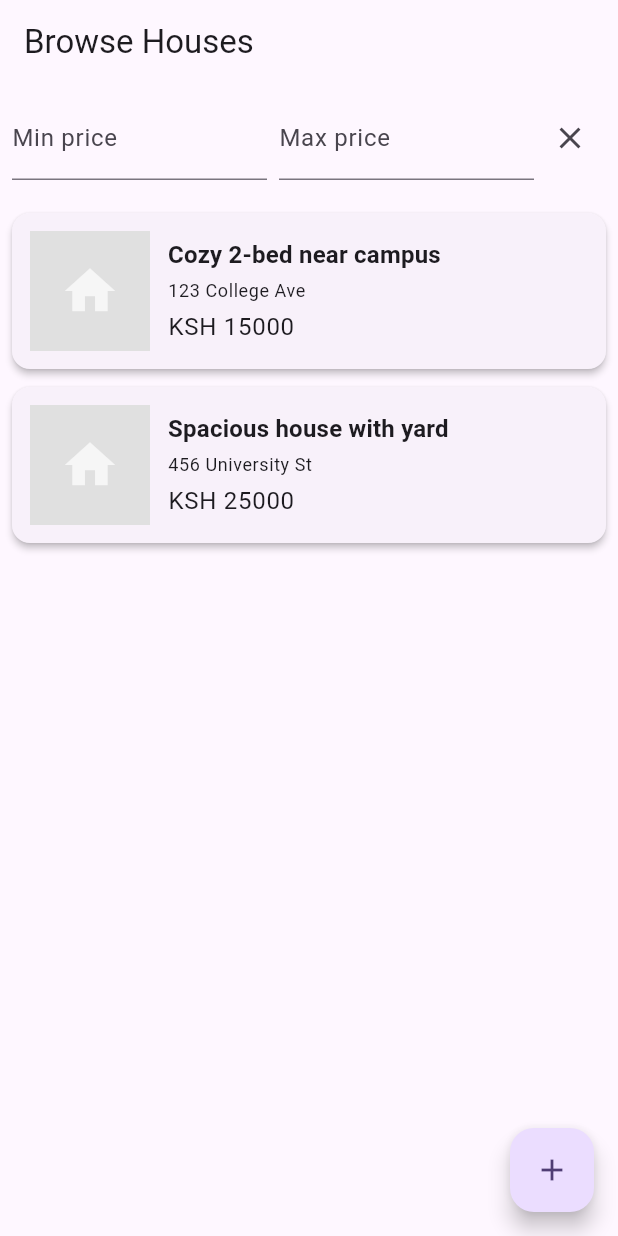
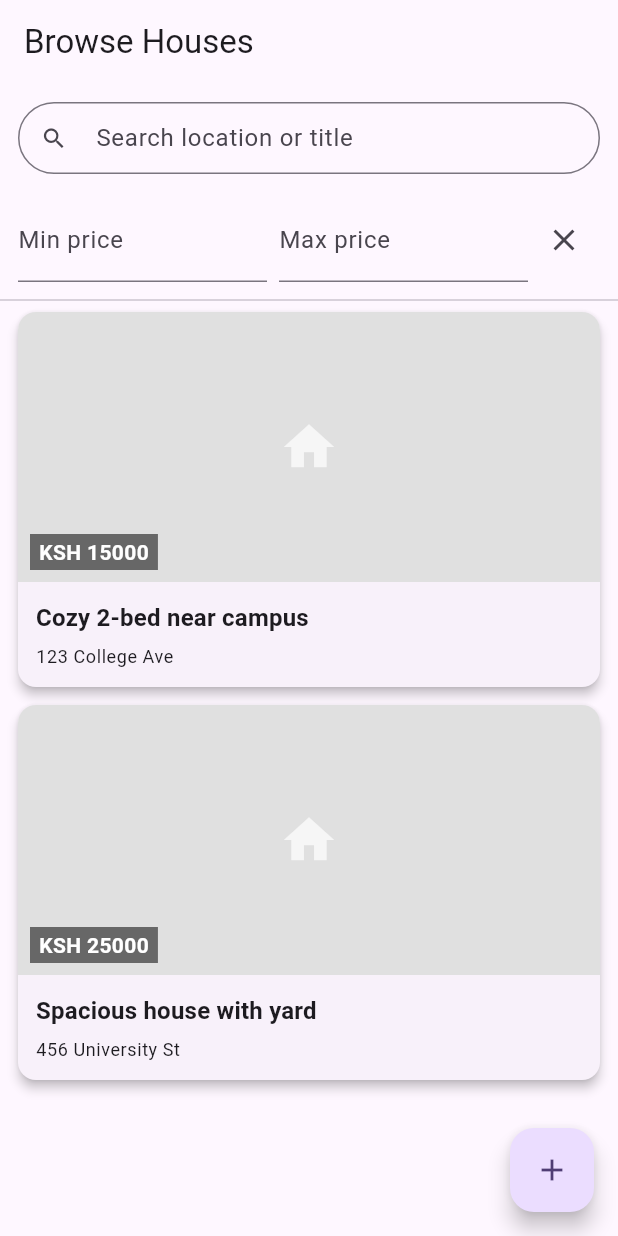
Before and after one commit to jim-maina/Campus_housing, a Flutter app: the ListingsFeedPage screen opened directly, on a phone screen of 412 x 824 dp. Run offline on Flutter 3.47's test engine with Material 3 defaults, Android fonts, the phone set to English and light mode, and no system bars.

Commit message:
modernized the listings page

```diff
--- a/lib/screens/listings_feed.dart
+++ b/lib/screens/listings_feed.dart
@@ -17,11 +17,25 @@ class ListingsFeedPage extends StatefulWidget {
 class _ListingsFeedPageState extends State<ListingsFeedPage> {
   double? _minPrice;
   double? _maxPrice;
+  String _searchQuery = '';
+  final TextEditingController _searchController = TextEditingController();
+
+  @override
+  void dispose() {
+    _searchController.dispose();
+    super.dispose();
+  }
 
   List<Listing> _applyFilter(List<Listing> list) {
     return list.where((l) {
       if (_minPrice != null && l.price < _minPrice!) return false;
       if (_maxPrice != null && l.price > _maxPrice!) return false;
+      if (_searchQuery.isNotEmpty) {
+        final q = _searchQuery.toLowerCase();
+        if (!l.title.toLowerCase().contains(q) &&
+            !l.address.toLowerCase().contains(q))
+          return false;
+      }
       return true;
     }).toList();
   }
@@ -41,9 +55,7 @@ class _ListingsFeedPageState extends State<ListingsFeedPage> {
           if (authProv.isLoggedIn)
             PopupMenuButton<String>(
               onSelected: (v) {
-                if (v == 'logout') {
-                  authProv.logout();
-                }
+                if (v == 'logout') authProv.logout();
               },
               itemBuilder: (_) => [
                 PopupMenuItem(
@@ -54,15 +66,31 @@ class _ListingsFeedPageState extends State<ListingsFeedPage> {
             ),
         ],
       ),
-      body: SingleChildScrollView(
-        padding: EdgeInsets.only(
-          bottom: MediaQuery.of(context).viewInsets.bottom,
+      body: Column(
+        children: [
+          // search bar
+          Padding(
+            padding: const EdgeInsets.all(12.0),
+            child: TextField(
+              controller: _searchController,
+              decoration: InputDecoration(
+                hintText: 'Search location or title',
+                prefixIcon: const Icon(Icons.search),
+                border: OutlineInputBorder(
+                  borderRadius: BorderRadius.circular(24),
                 ),
-        child: Column(
-          children: [
-            // filter controls
+                isDense: true,
+              ),
+              onChanged: (v) {
+                setState(() {
+                  _searchQuery = v;
+                });
+              },
+            ),
+          ),
+          // filter row
           Padding(
-              padding: const EdgeInsets.all(8.0),
+            padding: const EdgeInsets.symmetric(horizontal: 12, vertical: 4),
             child: Row(
               children: [
                 Expanded(
@@ -77,6 +105,9 @@ class _ListingsFeedPageState extends State<ListingsFeedPage> {
                         _minPrice = double.tryParse(v);
                       });
                     },
+                    controller: TextEditingController(
+                      text: _minPrice != null ? _minPrice.toString() : '',
+                    ),
                   ),
                 ),
                 const SizedBox(width: 8),
@@ -92,6 +123,9 @@ class _ListingsFeedPageState extends State<ListingsFeedPage> {
                         _maxPrice = double.tryParse(v);
                       });
                     },
+                    controller: TextEditingController(
+                      text: _maxPrice != null ? _maxPrice.toString() : '',
+                    ),
                   ),
                 ),
                 IconButton(
@@ -107,41 +141,45 @@ class _ListingsFeedPageState extends State<ListingsFeedPage> {
               ],
             ),
           ),
-            SizedBox(
-              height: 500,
+          const Divider(),
+          // listings
+          Expanded(
             child: listings.isEmpty
                 ? const Center(child: Text('No listings match filter'))
                 : ListView.builder(
-                      padding: const EdgeInsets.all(8),
+                    padding: const EdgeInsets.symmetric(horizontal: 12),
                     itemCount: listings.length,
                     itemBuilder: (context, index) {
                       final item = listings[index];
-                        return Card(
-                          margin: const EdgeInsets.symmetric(vertical: 6),
-                          elevation: 2,
-                          child: InkWell(
+                      return GestureDetector(
                         onTap: () {
                           Navigator.of(context).push(
                             MaterialPageRoute(
-                                  builder: (_) =>
-                                      ListingDetailPage(listing: item),
+                              builder: (_) => ListingDetailPage(listing: item),
                             ),
                           );
                         },
-                            child: Padding(
-                              padding: const EdgeInsets.all(12),
-                              child: Row(
+                        child: Card(
+                          margin: const EdgeInsets.only(bottom: 12),
+                          elevation: 3,
+                          shape: RoundedRectangleBorder(
+                            borderRadius: BorderRadius.circular(12),
+                          ),
+                          clipBehavior: Clip.antiAlias,
+                          child: Column(
+                            crossAxisAlignment: CrossAxisAlignment.stretch,
                             children: [
-                                  // image if available
-                                  if (item.imageUrls.isNotEmpty)
-                                    Image.network(
+                              SizedBox(
+                                height: 180,
+                                child: Stack(
+                                  children: [
+                                    Positioned.fill(
+                                      child: item.imageUrls.isNotEmpty
+                                          ? Image.network(
                                               item.imageUrls.first,
-                                      width: 80,
-                                      height: 80,
                                               fit: BoxFit.cover,
-                                      errorBuilder: (_, __, ___) => Container(
-                                        width: 80,
-                                        height: 80,
+                                              errorBuilder: (_, __, ___) =>
+                                                  Container(
                                                     color: Colors.grey.shade300,
                                                     child: const Icon(
                                                       Icons.home,
@@ -150,10 +188,7 @@ class _ListingsFeedPageState extends State<ListingsFeedPage> {
                                                     ),
                                                   ),
                                             )
-                                  else
-                                    Container(
-                                      width: 80,
-                                      height: 80,
+                                          : Container(
                                               color: Colors.grey.shade300,
                                               child: const Icon(
                                                 Icons.home,
@@ -161,11 +196,32 @@ class _ListingsFeedPageState extends State<ListingsFeedPage> {
                                                 color: Colors.white70,
                                               ),
                                             ),
-                                  const SizedBox(width: 12),
-                                  Expanded(
+                                    ),
+                                    Positioned(
+                                      bottom: 8,
+                                      left: 8,
+                                      child: Container(
+                                        padding: const EdgeInsets.symmetric(
+                                          horizontal: 6,
+                                          vertical: 2,
+                                        ),
+                                        color: Colors.black54,
+                                        child: Text(
+                                          item.formattedPrice,
+                                          style: const TextStyle(
+                                            color: Colors.white,
+                                            fontWeight: FontWeight.bold,
+                                          ),
+                                        ),
+                                      ),
+                                    ),
+                                  ],
+                                ),
+                              ),
+                              Padding(
+                                padding: const EdgeInsets.all(12.0),
                                 child: Column(
-                                      crossAxisAlignment:
-                                          CrossAxisAlignment.start,
+                                  crossAxisAlignment: CrossAxisAlignment.start,
                                   children: [
                                     Text(
                                       item.title,
@@ -176,19 +232,12 @@ class _ListingsFeedPageState extends State<ListingsFeedPage> {
                                             fontWeight: FontWeight.bold,
                                           ),
                                     ),
-                                        const SizedBox(height: 4),
+                                    const SizedBox(height: 6),
                                     Text(
                                       item.address,
                                       style: Theme.of(
                                         context,
                                       ).textTheme.bodySmall,
-                                        ),
-                                        const SizedBox(height: 4),
-                                        Text(
-                                          item.formattedPrice,
-                                          style: Theme.of(
-                                            context,
-                                          ).textTheme.bodyLarge,
                                     ),
                                   ],
                                 ),
@@ -196,13 +245,11 @@ class _ListingsFeedPageState extends State<ListingsFeedPage> {
                             ],
                           ),
                         ),
-                          ),
                       );
                     },
                   ),
           ),
         ],
-        ),
       ),
       floatingActionButton: FloatingActionButton(
         onPressed: () {
```
Also changed, not shown: lib/screens/landing_page.dart (+7 -8 lines), lib/main.dart (line endings or trailing spaces). Lines whose indentation alone changed are shown as unchanged.
